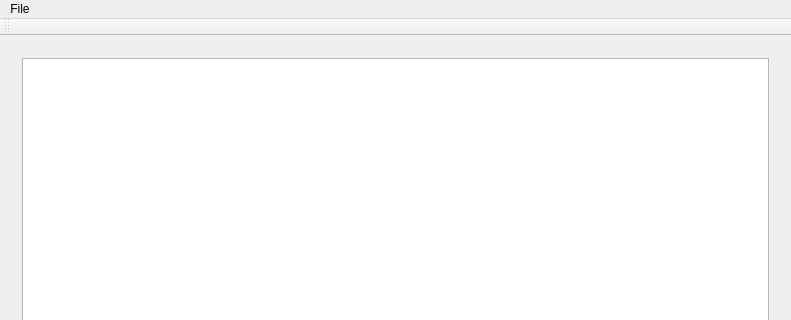
The window that mainwindow.ui (mapcrafter/mapcrafter-gui) describes before a commit, drawn with Qt 5; both pictures show x 0 to 791 and y 0 to 320 of the 791 by 605 pixel window.
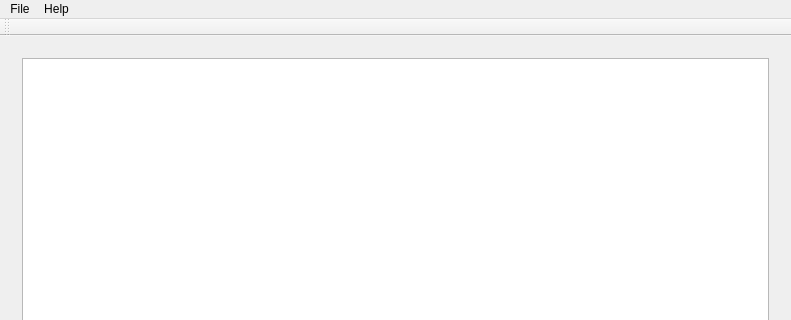
The same window after the commit.

Commit message: Link mapcrafter gui together with libmapcraftercore.

What changed in the file:
```diff
--- a/mainwindow.ui
+++ b/mainwindow.ui
@@ -57,7 +57,14 @@
     <addaction name="actionSave"/>
     <addaction name="actionSaveAs"/>
    </widget>
+   <widget class="QMenu" name="menuHelp">
+    <property name="title">
+     <string>Help</string>
+    </property>
+    <addaction name="actionAbout"/>
+   </widget>
    <addaction name="menuFile"/>
+   <addaction name="menuHelp"/>
   </widget>
   <widget class="QToolBar" name="mainToolBar">
    <attribute name="toolBarArea">
```
Left out of the diff: 5 changed lines with no effect on the pictures. The commit also changes 4 other files.
